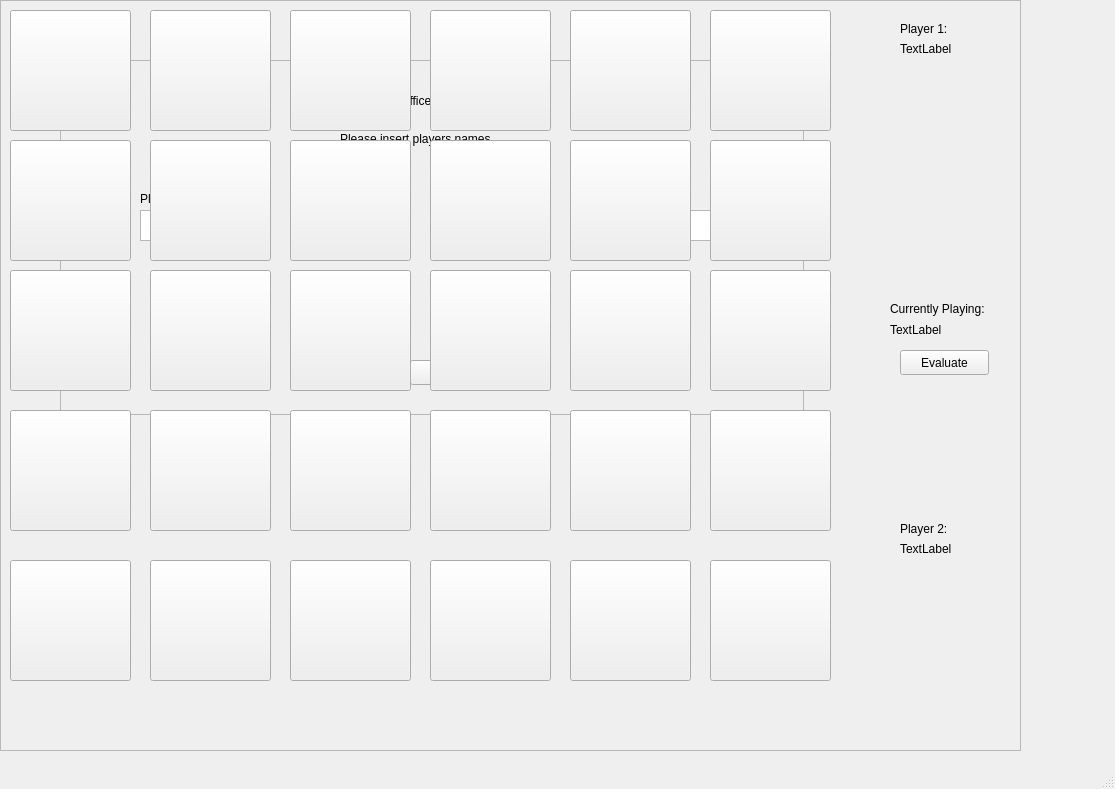
Qt form mainwindow.ui (Alerodcas/ProjectMemoryGame) before a commit.
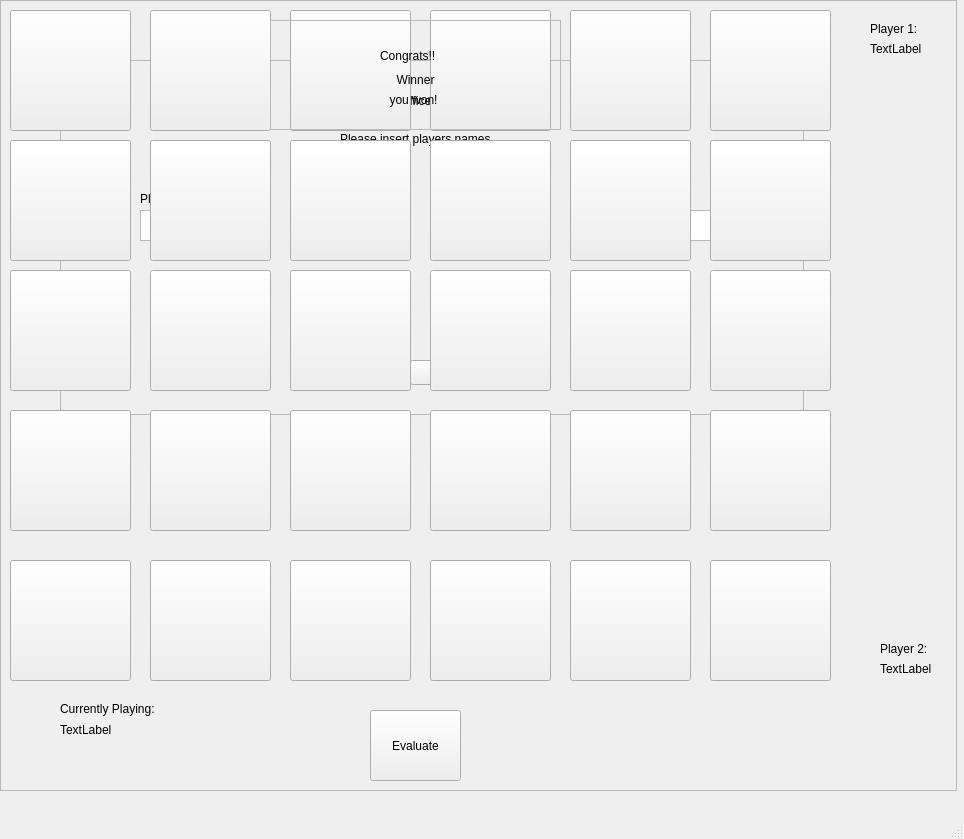
The same form after that commit.

Patch:
```diff
--- a/mainwindow.ui
+++ b/mainwindow.ui
@@ -6,8 +6,8 @@
    <rect>
     <x>0</x>
     <y>0</y>
-    <width>1115</width>
-    <height>789</height>
+    <width>964</width>
+    <height>839</height>
    </rect>
   </property>
   <property name="windowTitle">
@@ -19,8 +19,8 @@
      <rect>
       <x>0</x>
       <y>0</y>
-      <width>1021</width>
-      <height>751</height>
+      <width>957</width>
+      <height>791</height>
      </rect>
     </property>
     <property name="frameShape">
@@ -602,8 +602,8 @@
     <widget class="QLabel" name="label_3">
      <property name="geometry">
       <rect>
-       <x>900</x>
-       <y>520</y>
+       <x>880</x>
+       <y>640</y>
        <width>67</width>
        <height>17</height>
       </rect>
@@ -615,8 +615,8 @@
     <widget class="QLabel" name="label_4">
      <property name="geometry">
       <rect>
-       <x>900</x>
-       <y>540</y>
+       <x>880</x>
+       <y>660</y>
        <width>67</width>
        <height>17</height>
       </rect>
@@ -628,10 +628,10 @@
     <widget class="QPushButton" name="pushButton_31">
      <property name="geometry">
       <rect>
-       <x>900</x>
-       <y>350</y>
-       <width>89</width>
-       <height>25</height>
+       <x>370</x>
+       <y>710</y>
+       <width>91</width>
+       <height>71</height>
       </rect>
      </property>
      <property name="text">
@@ -641,8 +641,8 @@
     <widget class="QLabel" name="label_6">
      <property name="geometry">
       <rect>
-       <x>890</x>
-       <y>320</y>
+       <x>60</x>
+       <y>720</y>
        <width>121</width>
        <height>20</height>
       </rect>
@@ -654,8 +654,8 @@
     <widget class="QLabel" name="label_5">
      <property name="geometry">
       <rect>
-       <x>890</x>
-       <y>300</y>
+       <x>60</x>
+       <y>700</y>
        <width>121</width>
        <height>17</height>
       </rect>
@@ -667,7 +667,7 @@
     <widget class="QLabel" name="label_2">
      <property name="geometry">
       <rect>
-       <x>900</x>
+       <x>870</x>
        <y>40</y>
        <width>67</width>
        <height>17</height>
@@ -680,7 +680,7 @@
     <widget class="QLabel" name="label">
      <property name="geometry">
       <rect>
-       <x>900</x>
+       <x>870</x>
        <y>20</y>
        <width>67</width>
        <height>17</height>
@@ -792,15 +792,77 @@
      </property>
     </widget>
    </widget>
+   <widget class="QFrame" name="frame_3">
+    <property name="geometry">
+     <rect>
+      <x>270</x>
+      <y>20</y>
+      <width>291</width>
+      <height>110</height>
+     </rect>
+    </property>
+    <property name="frameShape">
+     <enum>QFrame::StyledPanel</enum>
+    </property>
+    <property name="frameShadow">
+     <enum>QFrame::Raised</enum>
+    </property>
+    <widget class="QLabel" name="label_11">
+     <property name="geometry">
+      <rect>
+       <x>110</x>
+       <y>20</y>
+       <width>71</width>
+       <height>31</height>
+      </rect>
+     </property>
+     <property name="text">
+      <string>Congrats!!</string>
+     </property>
+    </widget>
+    <widget class="QLabel" name="label_12">
+     <property name="geometry">
+      <rect>
+       <x>100</x>
+       <y>50</y>
+       <width>91</width>
+       <height>20</height>
+      </rect>
+     </property>
+     <property name="text">
+      <string>Winner</string>
+     </property>
+     <property name="alignment">
+      <set>Qt::AlignCenter</set>
+     </property>
+    </widget>
+    <widget class="QLabel" name="label_13">
+     <property name="geometry">
+      <rect>
+       <x>110</x>
+       <y>70</y>
+       <width>67</width>
+       <height>20</height>
+      </rect>
+     </property>
+     <property name="text">
+      <string>you won!</string>
+     </property>
+     <property name="alignment">
+      <set>Qt::AlignCenter</set>
+     </property>
+    </widget>
+   </widget>
    <zorder>frame_2</zorder>
    <zorder>frame</zorder>
+   <zorder>frame_3</zorder>
   </widget>
   <widget class="QMenuBar" name="menubar">
    <property name="geometry">
     <rect>
      <x>0</x>
      <y>0</y>
-     <width>1115</width>
+     <width>964</width>
      <height>22</height>
     </rect>
    </property>
```
